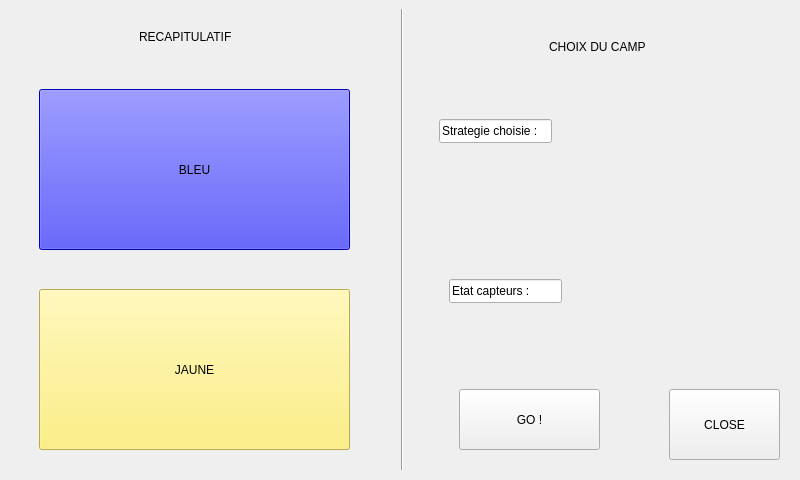
This is mainwindow.ui in apapillonge1/strategie as Qt 5 draws it before an edit. The edited form follows.
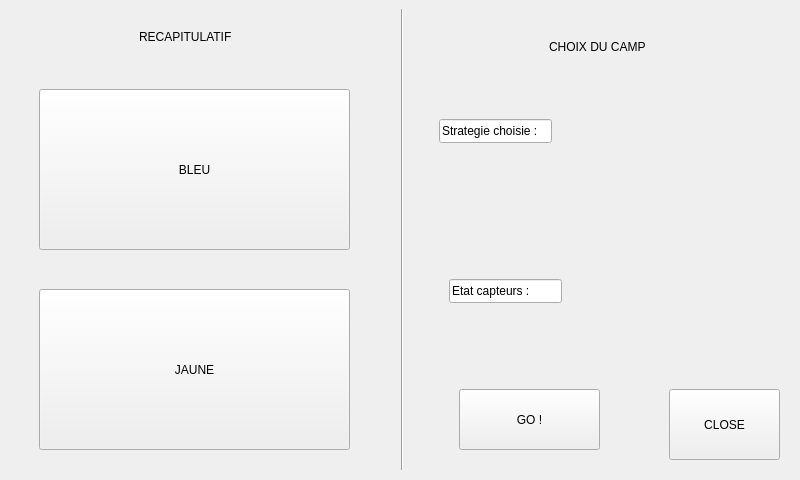
This is the edited form. The open tabs and pages were chosen to show the change.

Commit message: Petit ajout du changment de couleur des boutons lorsque l'on clique

The edit to the form file:
```diff
--- a/mainwindow.ui
+++ b/mainwindow.ui
@@ -517,8 +517,7 @@
          </rect>
         </property>
         <property name="styleSheet">
-         <string notr="true">background-color: rgb(0, 0, 255);
-border-color: rgb(0, 85, 255);</string>
+         <string notr="true"/>
         </property>
         <property name="text">
          <string>BLEU</string>
@@ -534,8 +533,7 @@
          </rect>
         </property>
         <property name="styleSheet">
-         <string notr="true">border-color: rgb(0, 0, 0);
-background-color: rgb(255, 237, 98);</string>
+         <string notr="true"/>
         </property>
         <property name="text">
          <string>JAUNE</string>
```
Left out of the diff: 73 changed lines with no effect on the pictures. The commit also changes 3 other files.
